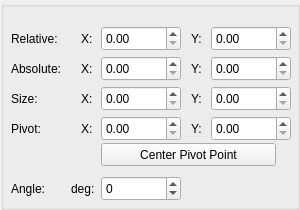
Above: Tools/UIEditor/UI/rectpropertygridwidget.ui from xaoctech/dava.engine before the change. Below: the same form after it.
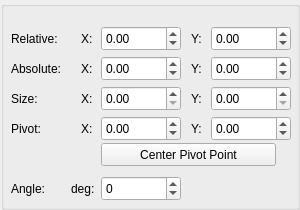
That is the form after the change. Custom widgets are drawn as their Qt base class.

Commit message: [DF-4753] - negative coords and pivot are now allowed.

The edit to the form file:
```diff
--- a/Tools/UIEditor/UI/rectpropertygridwidget.ui
+++ b/Tools/UIEditor/UI/rectpropertygridwidget.ui
@@ -72,6 +72,9 @@
       <height>25</height>
      </rect>
     </property>
+    <property name="minimum">
+     <double>-9999.000000000000000</double>
+    </property>
     <property name="maximum">
      <double>9999.000000000000000</double>
     </property>
@@ -120,6 +123,9 @@
       <height>25</height>
      </rect>
     </property>
+    <property name="minimum">
+     <double>-9999.000000000000000</double>
+    </property>
     <property name="maximum">
      <double>9999.000000000000000</double>
     </property>
@@ -155,6 +161,9 @@
       <height>25</height>
      </rect>
     </property>
+    <property name="minimum">
+     <double>-9999.000000000000000</double>
+    </property>
     <property name="maximum">
      <double>9999.000000000000000</double>
     </property>
@@ -200,6 +209,9 @@
       <height>25</height>
      </rect>
     </property>
+    <property name="minimum">
+     <double>-9999.000000000000000</double>
+    </property>
     <property name="maximum">
      <double>9999.000000000000000</double>
     </property>
@@ -216,6 +228,9 @@
       <height>25</height>
      </rect>
     </property>
+    <property name="minimum">
+     <double>-9999.000000000000000</double>
+    </property>
     <property name="maximum">
      <double>9999.000000000000000</double>
     </property>
@@ -296,6 +311,9 @@
       <height>25</height>
      </rect>
     </property>
+    <property name="minimum">
+     <double>-9999.000000000000000</double>
+    </property>
     <property name="maximum">
      <double>9999.000000000000000</double>
     </property>
```
Left out of the diff: 6 changed lines with no effect on the pictures.
